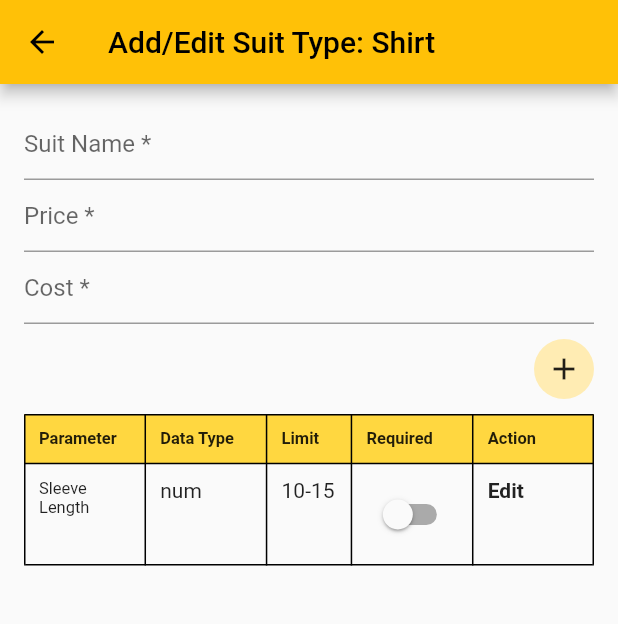
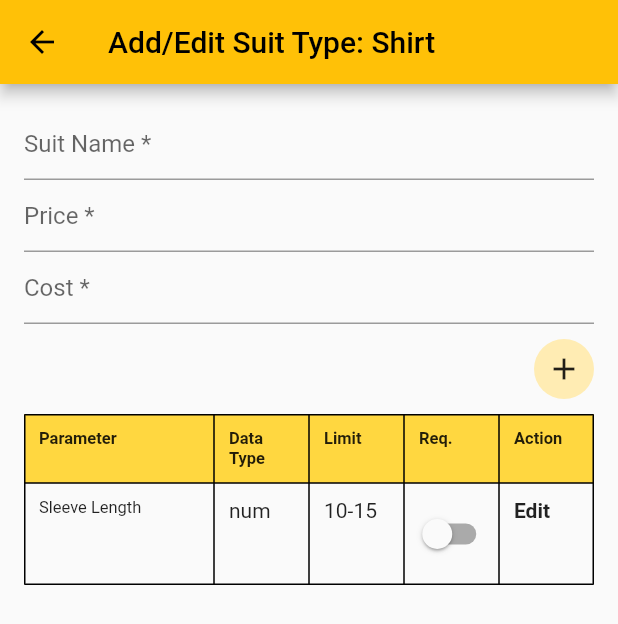
Before and after one commit to flutter-mirxa/tailor-app-mirwah, a Flutter app: the AddEditSuitTypePage screen opened by its route, on a phone screen of 412 x 824 dp. Shown: the top 624 px of the screen. Run offline on Flutter 3.47's test engine with Material 2 defaults, Android fonts, the light colour scheme and no system bars; our stand-ins replace velocity_x.

Commit message:
Application Parameters Pages Completed

```diff
--- a/lib/main.dart
+++ b/lib/main.dart
@@ -1,9 +1,11 @@
 import 'package:flutter/material.dart';
-import 'package:tailor_app_mirwah_mirxa/pages/applicationParameterPage.dart';
-import 'package:tailor_app_mirwah_mirxa/pages/forgotPasswordPage.dart';
+import 'package:tailor_app_mirwah_mirxa/pages/applicationParameter/addEditSuitTypePage.dart';
+import 'package:tailor_app_mirwah_mirxa/pages/applicationParameter/addParameterPage.dart';
+import 'package:tailor_app_mirwah_mirxa/pages/applicationParameter/applicationParameterPage.dart';
 import 'package:tailor_app_mirwah_mirxa/pages/homePage.dart';
-import 'package:tailor_app_mirwah_mirxa/pages/loginPage.dart';
-import 'package:tailor_app_mirwah_mirxa/pages/registerPage.dart';
+import 'package:tailor_app_mirwah_mirxa/pages/profile/forgotPasswordPage.dart';
+import 'package:tailor_app_mirwah_mirxa/pages/profile/loginPage.dart';
+import 'package:tailor_app_mirwah_mirxa/pages/profile/registerPage.dart';
 import 'package:tailor_app_mirwah_mirxa/utils/routes.dart';
 import 'package:velocity_x/velocity_x.dart';
 
@@ -24,66 +26,59 @@ class MyApp extends StatelessWidget {
         primarySwatch: Colors.amber,
       ),
       routes: {
-        "/": (context) => const LoginPage(),
+        "/": (context) => const RegisterPage(),
         MyRoutes.loginRoute: (context) => const LoginPage(),
         MyRoutes.registerRoute: (context) => const RegisterPage(),
         MyRoutes.forgotPasswordRoute: (context) => const ForgotPasswordPage(),
         MyRoutes.homeRoute: (context) => const HomePage(),
         MyRoutes.applicationParameterRoute: (context) =>
             const ApplicationParameterPage(),
-        MyRoutes.addEditSuitTypeRoute: (context) => const AddEditSuitTypePage()
+        MyRoutes.addEditSuitTypeRoute: (context) => const AddEditSuitTypePage(),
+        MyRoutes.addParameterRoute: (context) => const AddParameterPage()
       },
     );
   }
 }
 
-class AddEditSuitTypePage extends StatefulWidget {
-  const AddEditSuitTypePage({Key? key}) : super(key: key);
+class CustomersPage extends StatefulWidget {
+  const CustomersPage({Key? key}) : super(key: key);
 
   @override
-  State<AddEditSuitTypePage> createState() => _AddEditSuitTypePageState();
+  _CustomersPageState createState() => _CustomersPageState();
 }
 
-class _AddEditSuitTypePageState extends State<AddEditSuitTypePage> {
-  bool isEdit = false;
-
+class _CustomersPageState extends State<CustomersPage> {
   @override
   Widget build(BuildContext context) {
     return Scaffold(
       appBar: AppBar(
-        title: "Add/Edit Suit Type: Shirt".text.make(),
+        title: "Customers".text.make(),
       ),
-      body: SingleChildScrollView(
-        child: Padding(
-          padding: const EdgeInsets.all(16.0),
+      body: Stack(
+        alignment: Alignment.center,
+        children: [
+          Container(
+            width: MediaQuery.of(context).size.width - 20.0,
+            padding: const EdgeInsets.all(20),
+            decoration: BoxDecoration(border: Border.all(width: 1)),
             child: Column(
-            crossAxisAlignment: CrossAxisAlignment.start,
+              children: [
+                Row(
+                  mainAxisAlignment: MainAxisAlignment.spaceBetween,
                   children: [
                     TextFormField(
                       decoration: const InputDecoration(
-                  hintText: "Suit Name *",
+                        border: OutlineInputBorder(
+                          borderRadius: BorderRadius.all(Radius.circular(40)),
                         ),
+                        hintText: "search",
+                        prefixIcon: Icon(Icons.search),
                       ),
-              TextFormField(
-                decoration: const InputDecoration(
-                  hintText: "Price *",
-                ),
-              ),
-              TextFormField(
-                decoration: const InputDecoration(
-                  hintText: "Cost *",
-                ),
-              ),
-              const SizedBox(
-                height: 10,
-              ),
-              Row(
-                mainAxisAlignment: MainAxisAlignment.end,
-                children: [
+                    ).w64(context),
                     CircleAvatar(
                       child: IconButton(
+                        icon: Icon(Icons.add),
                         onPressed: () {},
-                      icon: Icon(Icons.add),
                       ),
                     )
                   ],
@@ -94,11 +89,11 @@ class _AddEditSuitTypePageState extends State<AddEditSuitTypePage> {
                 Table(
                   border: TableBorder.all(width: 1),
                   columnWidths: {
-                  0: FlexColumnWidth(100),
-                  1: FlexColumnWidth(100),
-                  2: FlexColumnWidth(70),
-                  3: FlexColumnWidth(100),
-                  4: FlexColumnWidth(100),
+                    0: FlexColumnWidth(2),
+                    1: FlexColumnWidth(1),
+                    2: FlexColumnWidth(1),
+                    3: FlexColumnWidth(1),
+                    4: FlexColumnWidth(1),
                   },
                   children: [
                     TableRow(
@@ -139,7 +134,7 @@ class _AddEditSuitTypePageState extends State<AddEditSuitTypePage> {
                         TableCell(
                           child: Padding(
                             padding: const EdgeInsets.all(10),
-                          child: "Required"
+                            child: "Req."
                                 .text
                                 .bold
                                 .textStyle(const TextStyle(fontSize: 11))
@@ -172,14 +167,17 @@ class _AddEditSuitTypePageState extends State<AddEditSuitTypePage> {
                         TableCell(
                           child: Padding(
                             padding: const EdgeInsets.all(10),
-                          child: "num".text.textStyle(const TextStyle()).make(),
+                            child:
+                                "num".text.textStyle(const TextStyle()).make(),
                           ),
                         ),
                         TableCell(
                           child: Padding(
                             padding: const EdgeInsets.all(10),
-                          child:
-                              "10-15".text.textStyle(const TextStyle()).make(),
+                            child: "10-15"
+                                .text
+                                .textStyle(const TextStyle())
+                                .make(),
                           ),
                         ),
                         TableCell(
@@ -188,10 +186,10 @@ class _AddEditSuitTypePageState extends State<AddEditSuitTypePage> {
                               child: Switch(
                                 onChanged: (val) {
                                   setState(() {
-                                  isEdit = val;
+                                    //  isEdit = val;
                                   });
                                 },
-                              value: isEdit,
+                                value: false,
                               )),
                         ),
                         TableCell(
@@ -210,7 +208,14 @@ class _AddEditSuitTypePageState extends State<AddEditSuitTypePage> {
                 ),
               ],
             ),
-        ),
+          ).positioned(top: 20),
+          "Register Customers List"
+              .text
+              .bold
+              .textStyle(const TextStyle(backgroundColor: Colors.white))
+              .make()
+              .positioned(top: 10, left: 20),
+        ],
       ),
     );
   }
--- /dev/null
+++ b/lib/pages/applicationParameter/addEditSuitTypePage.dart
@@ -0,0 +1,181 @@
+import 'package:flutter/material.dart';
+import 'package:velocity_x/velocity_x.dart';
+
+class AddEditSuitTypePage extends StatefulWidget {
+  const AddEditSuitTypePage({Key? key}) : super(key: key);
+
+  @override
+  State<AddEditSuitTypePage> createState() => _AddEditSuitTypePageState();
+}
+
+class _AddEditSuitTypePageState extends State<AddEditSuitTypePage> {
+  bool isEdit = false;
+
+  @override
+  Widget build(BuildContext context) {
+    return Scaffold(
+      appBar: AppBar(
+        title: "Add/Edit Suit Type: Shirt".text.make(),
+      ),
+      body: SingleChildScrollView(
+        child: Padding(
+          padding: const EdgeInsets.all(16.0),
+          child: Column(
+            crossAxisAlignment: CrossAxisAlignment.start,
+            children: [
+              TextFormField(
+                decoration: const InputDecoration(
+                  hintText: "Suit Name *",
+                ),
+              ),
+              TextFormField(
+                decoration: const InputDecoration(
+                  hintText: "Price *",
+                ),
+              ),
+              TextFormField(
+                decoration: const InputDecoration(
+                  hintText: "Cost *",
+                ),
+              ),
+              const SizedBox(
+                height: 10,
+              ),
+              Row(
+                mainAxisAlignment: MainAxisAlignment.end,
+                children: [
+                  CircleAvatar(
+                    child: IconButton(
+                      onPressed: () {},
+                      icon: Icon(Icons.add),
+                    ),
+                  )
+                ],
+              ),
+              const SizedBox(
+                height: 10.0,
+              ),
+              Table(
+                border: TableBorder.all(width: 1),
+                columnWidths: {
+                  0: FlexColumnWidth(2),
+                  1: FlexColumnWidth(1),
+                  2: FlexColumnWidth(1),
+                  3: FlexColumnWidth(1),
+                  4: FlexColumnWidth(1),
+                },
+                children: [
+                  TableRow(
+                    decoration: const BoxDecoration(
+                      color: Colors.amberAccent,
+                    ),
+                    children: [
+                      TableCell(
+                        child: Padding(
+                          padding: const EdgeInsets.all(10),
+                          child: "Parameter"
+                              .text
+                              .bold
+                              .textStyle(const TextStyle(fontSize: 11))
+                              .make(),
+                        ),
+                      ),
+                      TableCell(
+                        child: Padding(
+                          padding: const EdgeInsets.all(10),
+                          child: "Data Type"
+                              .text
+                              .bold
+                              .textStyle(const TextStyle(fontSize: 11))
+                              .make(),
+                        ),
+                      ),
+                      TableCell(
+                        child: Padding(
+                          padding: const EdgeInsets.all(10),
+                          child: "Limit"
+                              .text
+                              .bold
+                              .textStyle(const TextStyle(fontSize: 11))
+                              .make(),
+                        ),
+                      ),
+                      TableCell(
+                        child: Padding(
+                          padding: const EdgeInsets.all(10),
+                          child: "Req."
+                              .text
+                              .bold
+                              .textStyle(const TextStyle(fontSize: 11))
+                              .make(),
+                        ),
+                      ),
+                      TableCell(
+                        child: Padding(
+                          padding: const EdgeInsets.all(10),
+                          child: "Action"
+                              .text
+                              .bold
+                              .textStyle(const TextStyle(fontSize: 11))
+                              .make(),
+                        ),
+                      ),
+                    ],
+                  ),
+                  TableRow(
+                    children: [
+                      TableCell(
+                        child: Padding(
+                          padding: const EdgeInsets.all(10),
+                          child: "Sleeve Length"
+                              .text
+                              .textStyle(const TextStyle(fontSize: 11))
+                              .make(),
+                        ),
+                      ),
+                      TableCell(
+                        child: Padding(
+                          padding: const EdgeInsets.all(10),
+                          child: "num".text.textStyle(const TextStyle()).make(),
+                        ),
+                      ),
+                      TableCell(
+                        child: Padding(
+                          padding: const EdgeInsets.all(10),
+                          child:
+                              "10-15".text.textStyle(const TextStyle()).make(),
+                        ),
+                      ),
+                      TableCell(
+                        child: Padding(
+                            padding: const EdgeInsets.all(10),
+                            child: Switch(
+                              onChanged: (val) {
+                                setState(() {
+                                  isEdit = val;
+                                });
+                              },
+                              value: isEdit,
+                            )),
+                      ),
+                      TableCell(
+                        child: Padding(
+                          padding: const EdgeInsets.all(10),
+                          child: "Edit"
+                              .text
+                              .bold
+                              .textStyle(const TextStyle())
+                              .make(),
+                        ),
+                      ),
+                    ],
+                  ),
+                ],
+              ),
+            ],
+          ),
+        ),
+      ),
+    );
+  }
+}
--- a/lib/pages/applicationParameterPage.dart
+++ b/lib/pages/applicationParameter/applicationParameterPage.dart
@@ -1,4 +1,5 @@
 import 'package:flutter/material.dart';
+import 'package:tailor_app_mirwah_mirxa/utils/routes.dart';
 import 'package:velocity_x/velocity_x.dart';
 
 class ApplicationParameterPage extends StatefulWidget {
@@ -32,7 +33,10 @@ class _ApplicationParameterPageState extends State<ApplicationParameterPage> {
                   children: [
                     CircleAvatar(
                       child: IconButton(
-                        onPressed: () {},
+                        onPressed: () {
+                          Navigator.pushNamed(
+                              context, MyRoutes.addEditSuitTypeRoute);
+                        },
                         icon: const Icon(Icons.add),
                       ),
                     ),
--- a/lib/utils/routes.dart
+++ b/lib/utils/routes.dart
@@ -1,8 +1,19 @@
 class MyRoutes {
+  // user profile routes
   static String registerRoute = "/register";
   static String loginRoute = "/login";
   static String forgotPasswordRoute = "/forgot";
+
+  //dashboard route
   static String homeRoute = "/home";
+
+  //application parameter routes
   static String applicationParameterRoute = "/app_param";
   static String addEditSuitTypeRoute = "/ae_s_type";
+  static String addParameterRoute = "/add_param";
+
+  //customer routes
+  static String customersRoute = "/customers";
+  static String addEditCustomerRoute = "/ae_customer";
+  static String customerDetailRoute = "/customer_detail";
 }
```
Also changed, not shown: lib/pages/applicationParameter/addParameterPage.dart (added, +124 -0 lines), lib/pages/profile/loginPage.dart (renamed from lib/pages/loginPage.dart, +14 -6 lines), lib/pages/customer/addEditCustomerPage.dart (added), lib/pages/customer/customerDetailPage.dart (added), lib/pages/customer/customersPage.dart (added), lib/pages/profile/forgotPasswordPage.dart (renamed from lib/pages/forgotPasswordPage.dart), lib/pages/profile/registerPage.dart (renamed from lib/pages/registerPage.dart). Lines whose indentation alone changed are shown as unchanged.
